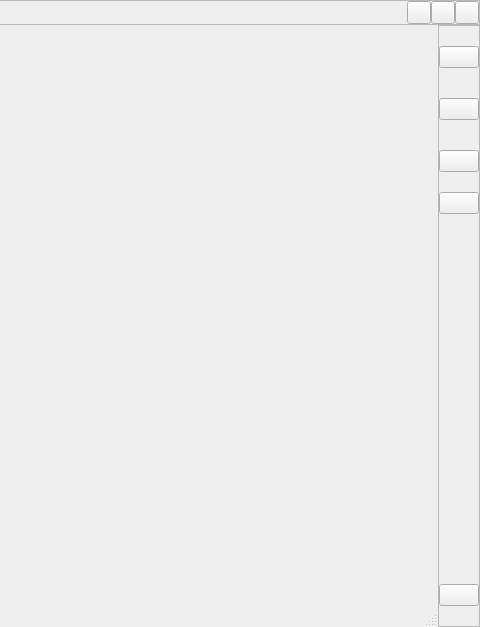
First picture: the form in src/prism/main/forms/PLSMainView.ui, repository naver/prism-live-studio, before the edit; both pictures show x 281 to 761 and y 0 to 627 of the 761 by 627 pixel window.
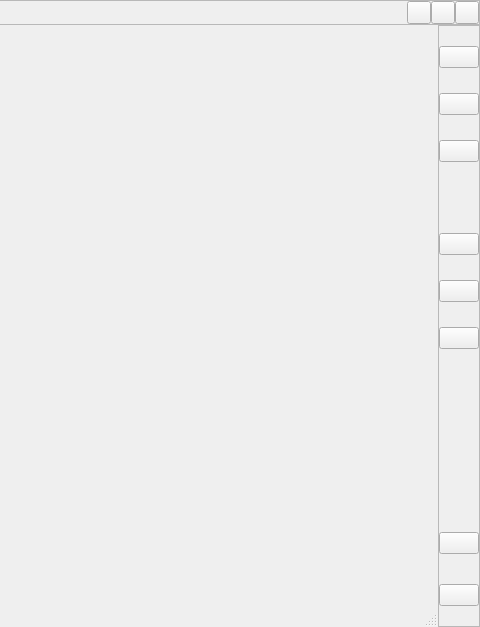
Second picture: the form after the edit. Custom widgets are drawn as their Qt base class.

What changed in the file:
```diff
--- a/src/prism/main/forms/PLSMainView.ui
+++ b/src/prism/main/forms/PLSMainView.ui
@@ -188,7 +188,7 @@
         <property name="frameShadow">
          <enum>QFrame::Plain</enum>
         </property>
-        <layout class="QVBoxLayout" name="verticalLayout" stretch="0,0,0,0,0,0,0,0,10,0,0">
+        <layout class="QVBoxLayout" name="verticalLayout" stretch="0,0,0,0,0,0,0,0,0,0,0,0,0,0,0,0,10,0,0,0,0">
          <property name="spacing">
           <number>0</number>
          </property>
@@ -250,7 +250,7 @@
            <property name="sizeHint" stdset="0">
             <size>
              <width>20</width>
-             <height>30</height>
+             <height>25</height>
             </size>
            </property>
           </spacer>
@@ -285,7 +285,7 @@
            <property name="sizeHint" stdset="0">
             <size>
              <width>20</width>
-             <height>30</height>
+             <height>25</height>
             </size>
            </property>
           </spacer>
@@ -309,6 +309,38 @@
            </property>
           </widget>
          </item>
+         <item>
+          <spacer name="verticalSpacer_8">
+           <property name="orientation">
+            <enum>Qt::Vertical</enum>
+           </property>
+           <property name="sizeType">
+            <enum>QSizePolicy::Fixed</enum>
+           </property>
+           <property name="sizeHint" stdset="0">
+            <size>
+             <width>20</width>
+             <height>17</height>
+            </size>
+           </property>
+          </spacer>
+         </item>
+         <item>
+          <layout class="QHBoxLayout" name="horizontalLayout">
+           <property name="spacing">
+            <number>0</number>
+           </property>
+           <property name="leftMargin">
+            <number>1</number>
+           </property>
+           <property name="bottomMargin">
+            <number>0</number>
+           </property>
+           <item>
+            <widget class="PLSToastButton" name="alert" native="true"/>
+           </item>
+          </layout>
+         </item>
          <item>
           <spacer name="verticalSpacer_7">
            <property name="orientation">
@@ -320,30 +352,84 @@
            <property name="sizeHint" stdset="0">
             <size>
              <width>20</width>
-             <height>20</height>
+             <height>15</height>
             </size>
            </property>
           </spacer>
          </item>
          <item>
-          <widget class="PLSToastButton" name="alert">
-           <property name="sizePolicy">
-            <sizepolicy hsizetype="Expanding" vsizetype="Fixed">
-             <horstretch>0</horstretch>
-             <verstretch>0</verstretch>
-            </sizepolicy>
+          <widget class="QLabel" name="label_separate">
+           <property name="text">
+            <string/>
            </property>
-           <property name="cursor">
-            <cursorShape>ArrowCursor</cursorShape>
+          </widget>
+         </item>
+         <item>
+          <spacer name="verticalSpacer_10">
+           <property name="orientation">
+            <enum>Qt::Vertical</enum>
            </property>
-           <property name="toolTip">
-            <string>main.rightbar.alert.tooltip</string>
+           <property name="sizeType">
+            <enum>QSizePolicy::Fixed</enum>
            </property>
+           <property name="sizeHint" stdset="0">
+            <size>
+             <width>20</width>
+             <height>25</height>
+            </size>
+           </property>
+          </spacer>
+         </item>
+         <item alignment="Qt::AlignHCenter">
+          <widget class="QPushButton" name="beauty">
            <property name="text">
             <string/>
            </property>
-           <property name="flat">
-            <bool>false</bool>
+          </widget>
+         </item>
+         <item>
+          <spacer name="verticalSpacer_9">
+           <property name="orientation">
+            <enum>Qt::Vertical</enum>
+           </property>
+           <property name="sizeType">
+            <enum>QSizePolicy::Fixed</enum>
+           </property>
+           <property name="sizeHint" stdset="0">
+            <size>
+             <width>20</width>
+             <height>25</height>
+            </size>
+           </property>
+          </spacer>
+         </item>
+         <item>
+          <widget class="QPushButton" name="stickers">
+           <property name="text">
+            <string/>
+           </property>
+          </widget>
+         </item>
+         <item>
+          <spacer name="verticalSpacer_11">
+           <property name="orientation">
+            <enum>Qt::Vertical</enum>
+           </property>
+           <property name="sizeType">
+            <enum>QSizePolicy::Fixed</enum>
+           </property>
+           <property name="sizeHint" stdset="0">
+            <size>
+             <width>20</width>
+             <height>25</height>
+            </size>
+           </property>
+          </spacer>
+         </item>
+         <item alignment="Qt::AlignHCenter|Qt::AlignVCenter">
+          <widget class="QPushButton" name="bgmBtn">
+           <property name="text">
+            <string/>
            </property>
           </widget>
          </item>
@@ -363,6 +449,38 @@
            </property>
           </spacer>
          </item>
+         <item alignment="Qt::AlignHCenter">
+          <widget class="QPushButton" name="help">
+           <property name="cursor">
+            <cursorShape>ArrowCursor</cursorShape>
+           </property>
+           <property name="text">
+            <string/>
+           </property>
+           <property name="checkable">
+            <bool>true</bool>
+           </property>
+           <property name="useFor" stdset="0">
+            <string notr="true">QToolButton</string>
+           </property>
+          </widget>
+         </item>
+         <item>
+          <spacer name="verticalSpacer_6">
+           <property name="orientation">
+            <enum>Qt::Vertical</enum>
+           </property>
+           <property name="sizeType">
+            <enum>QSizePolicy::Fixed</enum>
+           </property>
+           <property name="sizeHint" stdset="0">
+            <size>
+             <width>20</width>
+             <height>30</height>
+            </size>
+           </property>
+          </spacer>
+         </item>
          <item alignment="Qt::AlignHCenter">
           <widget class="QPushButton" name="settings">
            <property name="cursor">
@@ -412,8 +530,9 @@
   </customwidget>
   <customwidget>
    <class>PLSToastButton</class>
-   <extends>QPushButton</extends>
-   <header>plstoastbutton.hpp</header>
+   <extends>QWidget</extends>
+   <header>PLSToastButton.hpp</header>
+   <container>1</container>
   </customwidget>
  </customwidgets>
  <resources/>
```
Left out of the diff: 3 changed lines with no effect on the pictures.
